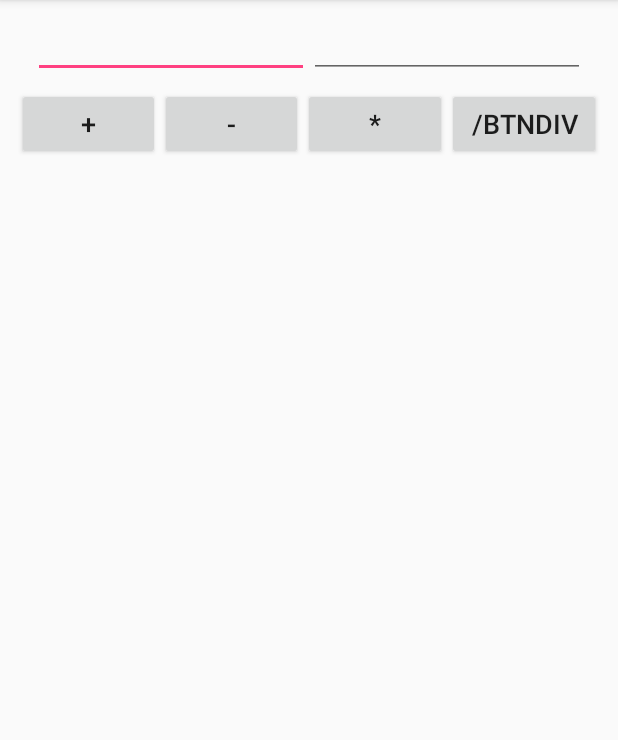
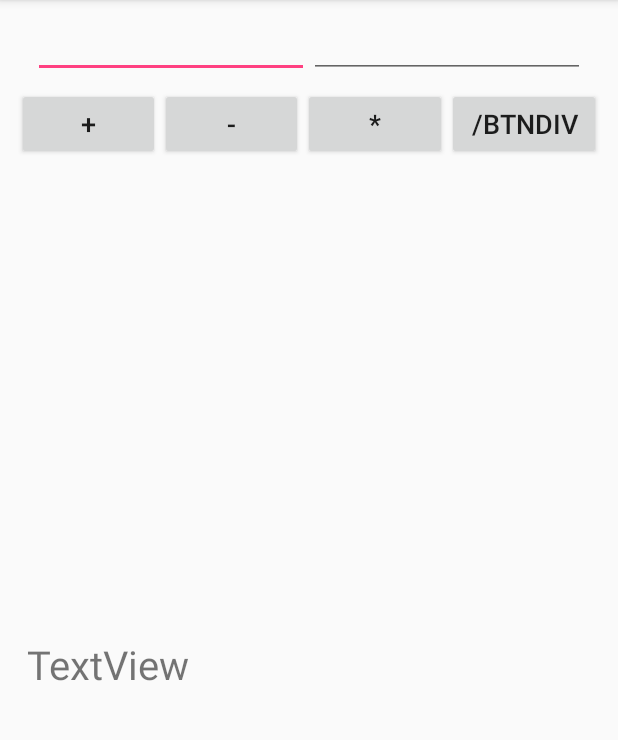
Before and after one commit to Madridistt/MyCalculator, an Android app: the screen it shows after launch (MainActivity), on a phone screen of 412 x 824 dp, the part 84-824 px from its top. Run offline under Robolectric (Android 15) with nearby library versions, the phone set to English and light mode, and no system bars.

Commit message:
"Add Textview in end"

```diff
--- a/app/src/main/res/layout/activity_main.xml
+++ b/app/src/main/res/layout/activity_main.xml
@@ -71,5 +71,18 @@
             android:layout_weight="1"
             android:textSize="8pt"
             android:text="/btnDiv" />
+
     </LinearLayout>
+    <TextView
+        android:id="@+id/textView"
+        android:layout_width="match_parent"
+        android:layout_height="wrap_content"
+        android:layout_marginTop="5pt"
+        android:layout_marginLeft="8pt"
+        android:layout_marginRight="8pt"
+        android:layout_weight="1"
+        android:textSize="12pt"
+        android:text="TextView"
+        android:gravity="center_vertical"
+        />
 </LinearLayout>
```
